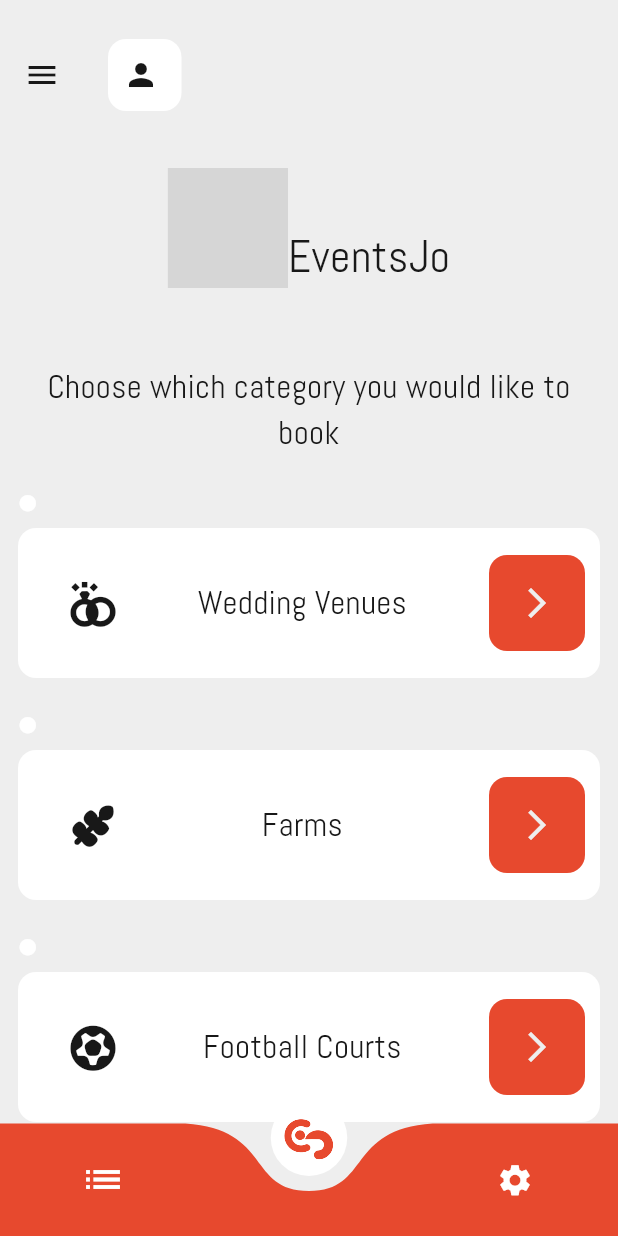
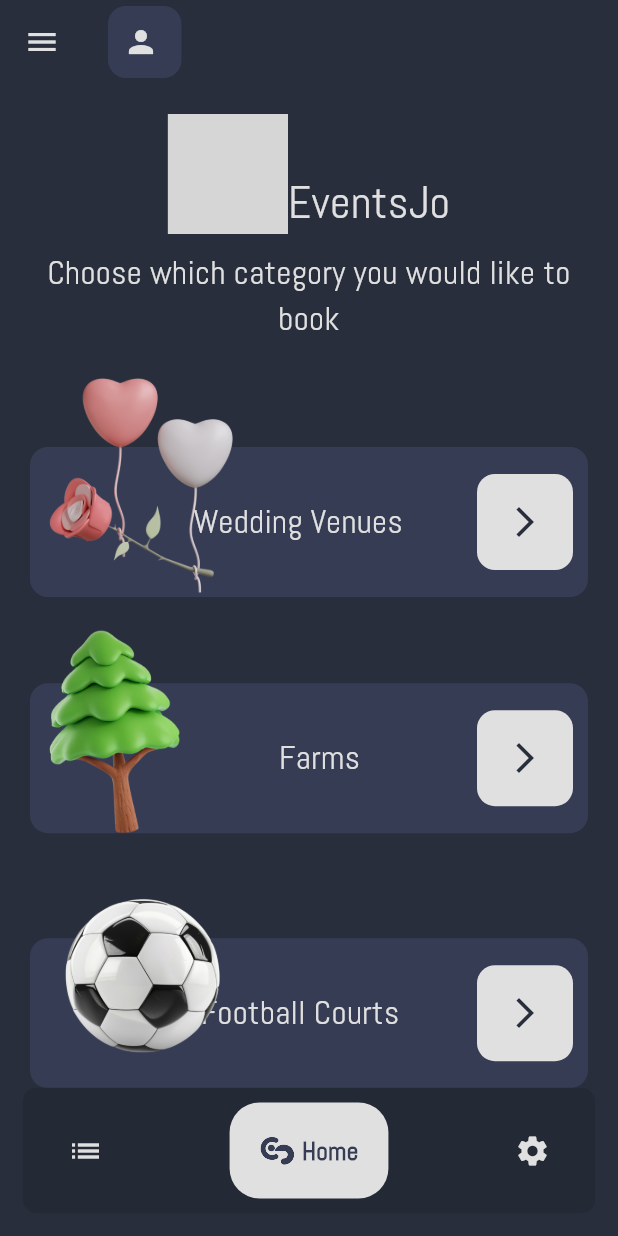
Before and after one commit to YahyaAAAAAAA/EventsJo, a Flutter app: the MyNavigationBar screen opened directly, on a phone screen of 412 x 824 dp. Run offline on Flutter 3.47's test engine with Material 3 defaults, Android fonts, the phone set to English and light mode, and no system bars; drawn by our look-alikes of curved_navigation_bar, google_nav_bar; our stand-ins replace cached_network_image, cloud_firestore, firebase_auth, firebase_core, flutter_bloc, flutter_image_slideshow; missing offline and left inert: gradient_icon; accounts and stored records are empty; grey boxes are pictures that could not be loaded.

Commit message:
Fix home card, Navigation bar fix , New UI theme , Responsive test

```diff
--- a/lib/config/my_colors.dart
+++ b/lib/config/my_colors.dart
@@ -2,27 +2,29 @@ import 'package:flutter/material.dart';
 
 class MyColors {
   //main bg color
-  static Color gray = Colors.grey.shade200;
+  static Color gray = const Color(0xFF282e3c);
 
   //for buttons and exposed texts mostly
-  static Color red = const Color(0xFFE7492E);
+  static Color red = Colors.grey.shade300;
 
   //for stand alone buttons
-  static Color white = const Color(0xFFffffff);
+  static Color white = const Color(0xFF363c54);
+
+  //navigation bar
+  static Color navBar = const Color(0xFF242936);
 
   //for rating
   static Color emptyRate = const Color(0xFF808080);
   static Color fullRate = Colors.yellow.shade700;
 
   //highlighted text when on red bg (used for price mostly)
-  static Color black = const Color.fromARGB(255, 24, 24, 24);
+  static Color black = Colors.grey.shade300;
 
   //main logo gradient
   static List<Color> logoList = [
-    const Color(0xFF000000),
-    const Color.fromARGB(255, 44, 44, 44),
-    const Color(0xFF434343),
-    const Color(0xFF757575),
+    Colors.grey.shade200,
+    Colors.grey.shade300,
+    Colors.grey.shade400,
   ];
 
   //scaffold and appbar
--- a/lib/features/home/presentation/components/events_jo_logo.dart
+++ b/lib/features/home/presentation/components/events_jo_logo.dart
@@ -10,6 +10,7 @@ class EventsJoLogo extends StatelessWidget {
   Widget build(BuildContext context) {
     return Row(
       crossAxisAlignment: CrossAxisAlignment.end,
+      mainAxisAlignment: MainAxisAlignment.center,
       mainAxisSize: MainAxisSize.min,
       children: [
         GradientIcon(
--- a/lib/features/home/presentation/components/home_card.dart
+++ b/lib/features/home/presentation/components/home_card.dart
@@ -1,30 +1,27 @@
+import 'dart:ui';
+
 import 'package:events_jo/config/my_colors.dart';
 import 'package:flutter/material.dart';
 
 class HomeCard extends StatelessWidget {
   final String text;
-  final IconData icon;
+  final String image;
+  final double width;
   final void Function()? onPressed;
 
   const HomeCard({
     super.key,
     required this.text,
-    required this.icon,
+    required this.image,
+    required this.width,
     required this.onPressed,
   });
 
   @override
   Widget build(BuildContext context) {
-    return Column(
-      crossAxisAlignment: CrossAxisAlignment.start,
-      mainAxisSize: MainAxisSize.min,
+    return Stack(
+      alignment: Alignment.bottomLeft,
       children: [
-        Icon(
-          Icons.circle,
-          color: MyColors.white,
-          size: 13,
-        ),
-        const SizedBox(height: 10),
         Container(
           padding: const EdgeInsets.all(10),
           height: 100,
@@ -36,14 +33,7 @@ class HomeCard extends StatelessWidget {
             mainAxisAlignment: MainAxisAlignment.spaceBetween,
             mainAxisSize: MainAxisSize.max,
             children: [
-              Padding(
-                padding: const EdgeInsets.only(left: 25),
-                child: Icon(
-                  icon,
-                  color: MyColors.black,
-                  size: 30,
-                ),
-              ),
+              const Spacer(flex: 2),
               Center(
                 child: Text(
                   text,
@@ -51,8 +41,10 @@ class HomeCard extends StatelessWidget {
                     fontSize: 22,
                     color: MyColors.black,
                   ),
+                  textAlign: TextAlign.center,
                 ),
               ),
+              const Spacer(),
               IconButton(
                 onPressed: onPressed,
                 style: ButtonStyle(
@@ -70,6 +62,10 @@ class HomeCard extends StatelessWidget {
             ],
           ),
         ),
+        Image.asset(
+          image,
+          width: width,
+        ),
       ],
     );
   }
--- a/lib/features/home/presentation/pages/home_page.dart
+++ b/lib/features/home/presentation/pages/home_page.dart
@@ -1,4 +1,3 @@
-import 'package:events_jo/config/custom_icons_icons.dart';
 import 'package:events_jo/config/my_colors.dart';
 import 'package:events_jo/features/auth/domain/entities/app_user.dart';
 import 'package:events_jo/features/auth/representation/cubits/auth_cubit.dart';
@@ -53,7 +52,7 @@ class _HomePageState extends State<HomePage> {
     return Scaffold(
       appBar: AppBar(
         //dev might change later
-        toolbarHeight: 100,
+        surfaceTintColor: Colors.transparent,
         title: Container(
           padding: const EdgeInsets.all(10),
           decoration: BoxDecoration(
@@ -68,21 +67,24 @@ class _HomePageState extends State<HomePage> {
                 color: MyColors.black,
               ),
               const SizedBox(width: 5),
-              Text(currentUser!.name.toCapitalized),
+              Text(
+                currentUser!.name.toCapitalized,
+                style: TextStyle(
+                  color: MyColors.black,
+                ),
+              ),
             ],
           ),
         ),
       ),
-      body: Padding(
-        padding: const EdgeInsets.all(12.0),
-        child: Column(
-          mainAxisAlignment: MainAxisAlignment.center,
-          crossAxisAlignment: CrossAxisAlignment.center,
+      body: ListView(
+        shrinkWrap: true,
+        padding: const EdgeInsets.all(20.0),
         children: [
           //logo
           const EventsJoLogo(),
 
-            const SizedBox(height: 50),
+          const SizedBox(height: 10),
 
           //welocme text
           Text(
@@ -94,12 +96,13 @@ class _HomePageState extends State<HomePage> {
             textAlign: TextAlign.center,
           ),
 
-            const SizedBox(height: 25),
+          const SizedBox(height: 20),
 
           //weddings card -> to weddings page
           HomeCard(
             text: 'Wedding Venues',
-              icon: CustomIcons.wedding,
+            image: 'assets/images/wedding.png',
+            width: 150,
             onPressed: () => Navigator.push(
               context,
               MaterialPageRoute(
@@ -108,12 +111,13 @@ class _HomePageState extends State<HomePage> {
             ),
           ),
 
-            const SizedBox(height: 25),
+          const SizedBox(height: 20),
 
           //farms card -> to farms page
           HomeCard(
             text: 'Farms',
-              icon: CustomIcons.farm,
+            image: 'assets/images/farm.png',
+            width: 110,
             onPressed: () => Navigator.push(
               context,
               MaterialPageRoute(
@@ -122,12 +126,13 @@ class _HomePageState extends State<HomePage> {
             ),
           ),
 
-            const SizedBox(height: 25),
+          const SizedBox(height: 20),
 
           //football courtes card -> to football courtes page
           HomeCard(
             text: 'Football Courts',
-              icon: CustomIcons.football,
+            image: 'assets/images/football.png',
+            width: 150,
             onPressed: () => Navigator.push(
               context,
               MaterialPageRoute(
@@ -135,10 +140,7 @@ class _HomePageState extends State<HomePage> {
               ),
             ),
           ),
-
-            const Spacer(flex: 3),
         ],
-        ),
       ),
       drawer: const MyDrawer(),
     );
--- a/lib/features/navigation/presentation/navigation_bar.dart
+++ b/lib/features/navigation/presentation/navigation_bar.dart
@@ -1,8 +1,8 @@
-import 'package:curved_navigation_bar/curved_navigation_bar.dart';
 import 'package:events_jo/config/custom_icons_icons.dart';
 import 'package:events_jo/config/my_colors.dart';
 import 'package:events_jo/features/home/presentation/pages/home_page.dart';
 import 'package:flutter/material.dart';
+import 'package:google_nav_bar/google_nav_bar.dart';
 
 class MyNavigationBar extends StatefulWidget {
   const MyNavigationBar({super.key});
@@ -13,6 +13,7 @@ class MyNavigationBar extends StatefulWidget {
 
 class _MyNavigationBarState extends State<MyNavigationBar> {
   int selecetedPage = 1;
+
   final screens = [
     const Center(child: Text('List of the user orders')),
     const HomePage(),
@@ -22,31 +23,45 @@ class _MyNavigationBarState extends State<MyNavigationBar> {
   @override
   Widget build(BuildContext context) {
     return Scaffold(
-      bottomNavigationBar: CurvedNavigationBar(
-        items: [
-          Icon(
-            Icons.list,
-            size: 30,
-            color: selecetedPage == 0 ? MyColors.red : MyColors.white,
+      extendBody: false,
+      bottomNavigationBar: Padding(
+        padding: const EdgeInsets.only(left: 15, right: 15, bottom: 15),
+        child: ClipRRect(
+          borderRadius: BorderRadius.circular(10),
+          child: GNav(
+            backgroundColor: MyColors.navBar,
+            tabBorderRadius: 20,
+            duration: const Duration(milliseconds: 300),
+            color: MyColors.red,
+            activeColor: MyColors.white,
+            rippleColor: MyColors.white.withOpacity(0.2),
+            iconSize: 24,
+            tabBackgroundColor: MyColors.red,
+            textStyle: TextStyle(
+              fontSize: 17,
+              color: MyColors.white,
+              fontWeight: FontWeight.bold,
+            ),
+            selectedIndex: selecetedPage,
+            tabMargin: const EdgeInsets.all(10),
+            padding: const EdgeInsets.all(20),
+            tabs: const [
+              GButton(
+                icon: Icons.list,
+                text: ' Your Orders',
+              ),
+              GButton(
+                icon: CustomIcons.eventsjo,
+                text: ' Home',
+              ),
+              GButton(
+                icon: Icons.settings,
+                text: ' Settings',
+              ),
+            ],
+            onTabChange: (value) => setState(() => selecetedPage = value),
           ),
-          Icon(
-            CustomIcons.eventsjo,
-            size: 35,
-            color: selecetedPage == 1 ? MyColors.red : MyColors.white,
-          ),
-          Icon(
-            Icons.settings,
-            size: 25,
-            color: selecetedPage == 2 ? MyColors.red : MyColors.white,
-          ),
-        ],
-        index: selecetedPage,
-        onTap: (value) => setState(() {
-          selecetedPage = value;
-        }),
-        color: MyColors.red,
-        backgroundColor: MyColors.scaffoldBg,
-        buttonBackgroundColor: MyColors.white,
+        ),
       ),
       body: screens[selecetedPage],
     );
--- a/lib/features/weddings/representation/pages/wedding_venues_detailes_page.dart
+++ b/lib/features/weddings/representation/pages/wedding_venues_detailes_page.dart
@@ -22,6 +22,7 @@ class WeddingVenuesDetailesPage extends StatefulWidget {
 
 class _WeddingVenuesDetailesPageState extends State<WeddingVenuesDetailesPage> {
   late final WeddingVenue weddingVenue;
+
   @override
   void initState() {
     super.initState();
--- a/pubspec.yaml
+++ b/pubspec.yaml
@@ -41,7 +41,7 @@ dependencies:
   flutter_bloc: ^7.0.0
   cached_network_image: ^3.4.1
   gradient_icon: ^2.0.9
-  curved_navigation_bar: ^1.0.6
+  google_nav_bar: ^5.0.6
   flutter_image_slideshow: ^0.1.6
 
 dev_dependencies:
@@ -69,6 +69,7 @@ flutter:
   # To add assets to your application, add an assets section, like this:
   assets:
     - assets/
+    - assets/images/
   #   - images/a_dot_ham.jpeg
 
   # An image asset can refer to one or more resolution-specific "variants", see
```
Also changed, not shown: assets/images/farm.png (added), assets/images/football.png (added), assets/images/wedding.png (added), pubspec.lock. Lines whose indentation alone changed are shown as unchanged.
